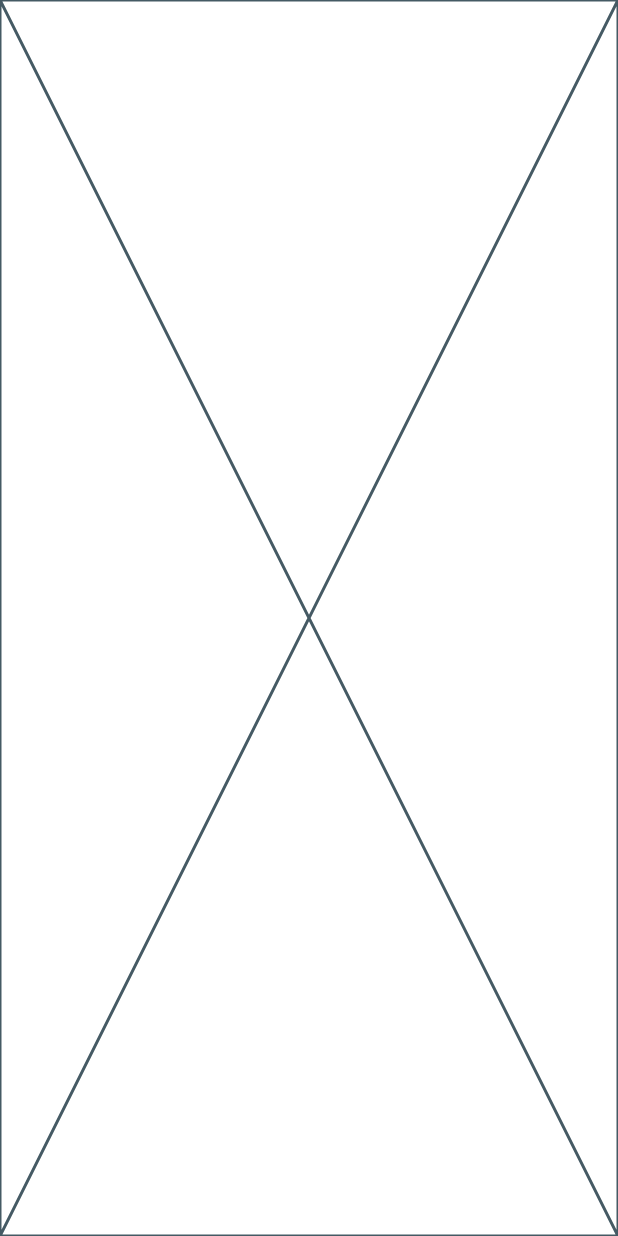
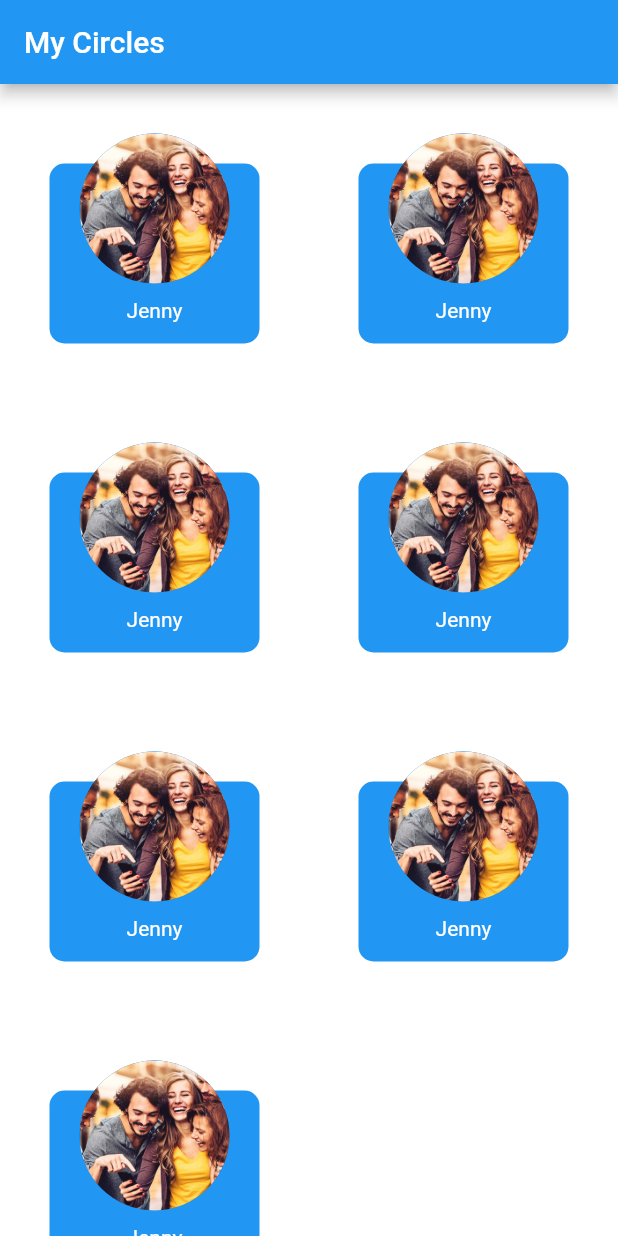
Before and after one commit to nonstopio/ns_flutterhack19, a Flutter app: the screen it shows after launch, on a phone screen of 412 x 824 dp. Run offline on Flutter 3.47's test engine with Material 2 defaults, Android fonts, the phone set to English and light mode, and no system bars; our stand-ins replace connectivity, dio, firebase_analytics, firebase_auth, firebase_messaging, flutter_screenutil and 3 more; accounts and stored records are empty.

Commit message:
added CircleCard

```diff
--- a/lib/Theme/app_assets.dart
+++ b/lib/Theme/app_assets.dart
@@ -84,4 +84,7 @@ class Assets {
   static const String iconNavSupport = 'assets/left-nav-support.png';
   static const String placeholder = 'assets/placeholder.png';
   static const String iconConfiti = 'assets/icon_confiti.png';
+
+  //Temp assets
+  static const String tempGroupPhoto = 'assets/temp-group-photos.jpg';
 }
--- /dev/null
+++ b/lib/components/circle_card.dart
@@ -0,0 +1,91 @@
+import 'package:flutter/material.dart';
+import 'package:flutterhackathon/Theme/app_assets.dart';
+// import 'package:kingdom/dialogs/kingdom_options.dart';
+
+class CircleCard extends StatefulWidget {
+  @override
+  _CircleCardState createState() => new _CircleCardState();
+}
+
+class _CircleCardState extends State<CircleCard> {
+  double circleCardHeight = 120.0;
+  double circleCardWidth = 140.0;
+  double personTopSpace = 20.0;
+  double personAvatarRadius = 50.0;
+
+  @override
+  Widget build(BuildContext context) {
+    return new InkWell(
+      child: new Center(
+        child: new Container(
+          child: new Stack(
+            children: <Widget>[
+              new Positioned(
+                child: new Container(
+                  decoration: new BoxDecoration(
+                    borderRadius:
+                        new BorderRadius.all(new Radius.circular(10.0)),
+                    color: Theme.of(context).accentColor,
+                  ),
+                  constraints: new BoxConstraints(
+                    minHeight: circleCardHeight,
+                    minWidth: circleCardWidth,
+                  ),
+                ),
+                left: 0.0,
+                top: personTopSpace,
+              ),
+              new Positioned(
+                child: new CircleAvatar(
+                  backgroundImage: new AssetImage(Assets.tempGroupPhoto),
+                  radius: personAvatarRadius,
+                ),
+                left: (circleCardWidth / 2) - personAvatarRadius,
+                top: 0.0,
+              ),
+              new Positioned(
+                child: Center(
+                  child: new Text(
+                    'Jenny',
+                    style: new TextStyle(color: Colors.white),
+                  ),
+                ),
+                left: 0.0,
+                top: (personAvatarRadius * 2) + 10.0,
+                width: circleCardWidth,
+              )
+            ],
+          ),
+          height: circleCardHeight + personTopSpace,
+          width: circleCardWidth,
+        ),
+      ),
+      onTap: () {
+        // kingdomOptions(
+        //     context: context,
+        //     kingdomOptionsDetails: [
+        //         {
+        //             "icon": Icons.person,
+        //             "text": 'View Profile',
+        //         },
+        //         {
+        //             "icon": Icons.restore_from_trash,
+        //             "text": 'Hide Post',
+        //         },
+        //         {
+        //             "icon": Icons.report,
+        //             "text": 'Report Abuse',
+        //         },
+        //         {
+        //             "icon": Icons.cancel,
+        //             "text": 'Cancel',
+        //             "onTap": () {
+        //                 Navigator.of(context, rootNavigator: true).pop();
+        //             }
+        //         },
+        //     ]
+        // );
+      },
+    );
+  }
+}
--- a/lib/main.dart
+++ b/lib/main.dart
@@ -1,4 +1,5 @@
 import 'package:flutter/material.dart';
+import 'package:flutterhackathon/screens/circle/my_circles_screen.dart';
 import 'package:flutterhackathon/screens/feed/view_feeds_screen.dart';
 import 'package:flutterhackathon/screens/splash_screen.dart';
 
@@ -13,7 +14,7 @@ class MyApp extends StatelessWidget {
         primarySwatch: Colors.blue,
       ),
       // home: SplashScreen(),
-      home: ViewFeedsScreen(),
+      home: MyCirclesScreen(),
     );
   }
 }
--- /dev/null
+++ b/lib/screens/circle/my_circles_screen.dart
@@ -0,0 +1,98 @@
+import 'package:flutter/material.dart';
+import 'package:flutterhackathon/components/app_loading_widget.dart';
+import 'package:flutterhackathon/Utils/utils.dart';
+import 'package:flutterhackathon/components/app_error_widget.dart';
+import 'package:flutterhackathon/components/circle_card.dart';
+
+class MyCirclesScreen extends StatefulWidget {
+  @override
+  _MyCirclesScreenState createState() => _MyCirclesScreenState();
+}
+
+class _MyCirclesScreenState extends State<MyCirclesScreen> {
+  GlobalKey<ScaffoldState> _scaffoldKey = new GlobalObjectKey<ScaffoldState>('MyCirclesScreen');
+
+  PageState _pageState = PageState.Loading;
+  String message = "";
+
+  @override
+  void initState() {
+    super.initState();
+    appLogs("MyCirclesScreen", tag: "Screen");
+    Future.delayed(Duration(milliseconds: 500), () => getMyCirclesScreenDetails());
+  }
+
+  getMyCirclesScreenDetails() async {
+    hideLoading();
+  }
+
+  @override
+  Widget build(BuildContext context) {
+    return Scaffold(
+      key: _scaffoldKey,
+      backgroundColor: Colors.white,
+      appBar: AppBar(
+        title: Text('My Circles'),
+      ),
+      body: Stack(
+        children: <Widget>[
+          getBody(),
+          getLoaderWidget(),
+          getErrorWidget(),
+        ],
+      ),
+    );
+  }
+
+  Widget getBody() {
+    return Center(
+      child: GridView.count(
+        crossAxisCount: 2,
+        children: <Widget>[
+          CircleCard(),
+          CircleCard(),
+          CircleCard(),
+          CircleCard(),
+          CircleCard(),
+          CircleCard(),
+          CircleCard(),
+        ],
+      ),
+    );
+  }
+
+  Widget getLoaderWidget() {
+    return Offstage(
+      offstage: _pageState != PageState.Loading,
+      child: FullScreenLoader(),
+    );
+  }
+
+  Widget getErrorWidget() {
+    return Offstage(
+      offstage: _pageState != PageState.Error,
+      child: AppErrorWidget(
+        message: message,
+        callback: () => getMyCirclesScreenDetails(),
+      ),
+    );
+  }
+
+  showLoading() {
+    appLogs("MyCirclesScreen:showLoading");
+
+    setState(() => _pageState = PageState.Loading);
+  }
+
+  hideLoading() {
+    appLogs("MyCirclesScreen:hideLoading");
+
+    setState(() => _pageState = PageState.Loaded);
+  }
+
+  showError() {
+    appLogs("MyCirclesScreen:showError");
+
+    setState(() => _pageState = PageState.Error);
+  }
+}
--- a/pubspec.yaml
+++ b/pubspec.yaml
@@ -154,6 +154,9 @@ flutter:
     - assets/icon-key.png
     - assets/icon_confiti.png
 
+    #temp
+    - assets/temp-group-photos.jpg
+
 
   fonts:
     - family: PollyRounded-Bold
```
Also changed, not shown: assets/temp-group-photos.jpg (added).
